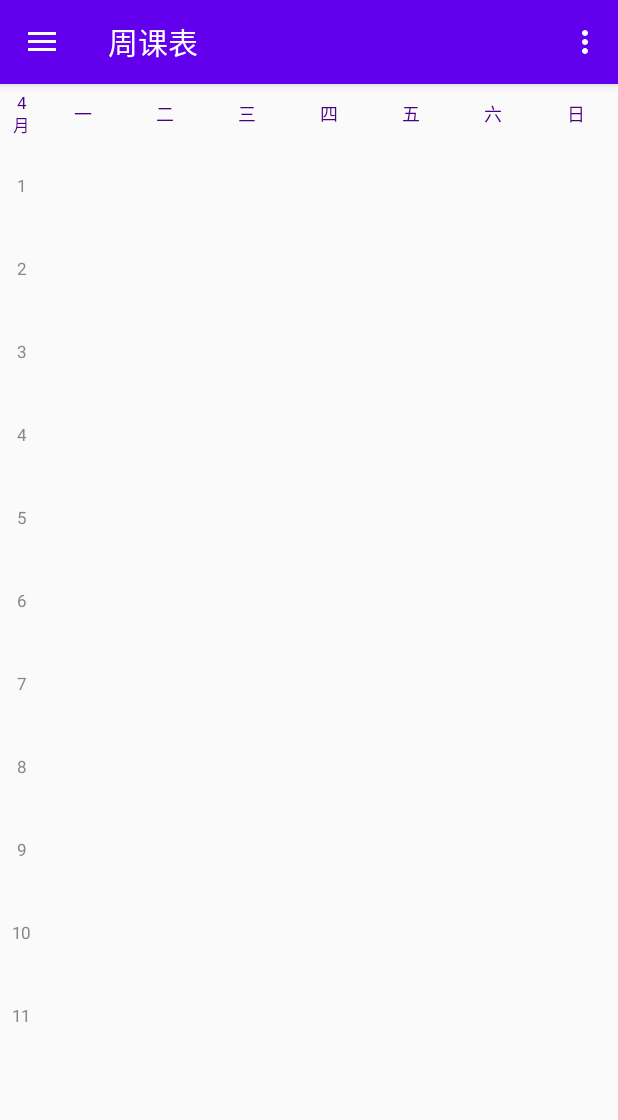
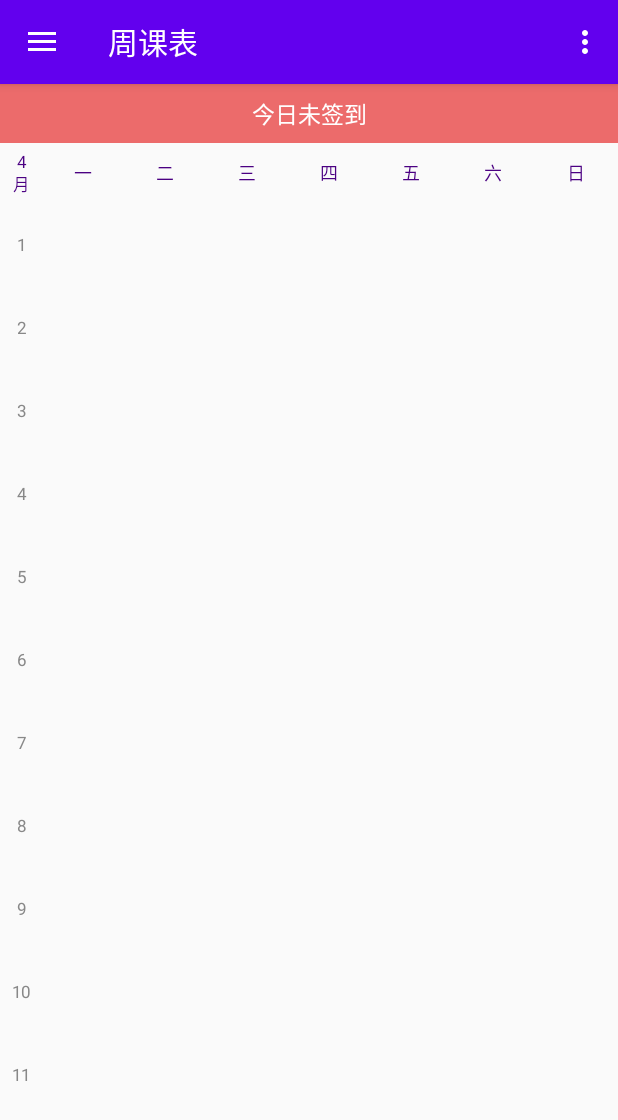
Before and after one commit to aaronlinv/JuiceTimetable, an Android app: the screen it shows after launch (MainActivity), on a phone screen of 412 x 824 dp. Shown: the top 1120 px of the screen. Run offline under Robolectric (Android 15) with nearby library versions, the phone set to English and light mode, and no system bars; our stand-ins replace Room's generated code, data binding, navigation-ui; pictures from the network do not load; 2 statements that could not run were skipped.

Commit message:
增加 签到提示界面、签到时间判断逻辑

```diff
--- a/app/src/main/java/com/juice/timetable/utils/Utils.java
+++ b/app/src/main/java/com/juice/timetable/utils/Utils.java
@@ -2,6 +2,8 @@ package com.juice.timetable.utils;
 
 import android.content.Context;
 
+import java.text.SimpleDateFormat;
+import java.util.Date;
 import java.util.UUID;
 
 /**
@@ -42,4 +44,28 @@ public class Utils {
         int[] colorArr = {0xFFEB9D6C, 0xFFF4B997, 0xFFD0DDE3, 0xFFB4DDCF, 0xFFEDB6D5, 0xFFE9D2E2, 0xFFFCE2C1, 0xFFE35B45, 0xFFFD8256, 0xFFF9C272, 0xFF8BD5C8, 0xFFACC864, 0xFFAED5D4, 0xFFF9CE89, 0xFFFFB296, 0xFFFD485B, 0xFF75CAE9, 0xFFA7DDE9, 0xFFF7DB70, 0xFFEF727A, 0xFFFFA3A8, 0xFFFFA791, 0xFF7186A3, 0xFF7CCDEA, 0xFFCBE7F5, 0xFFBEF4E6, 0xFF65EEDE, 0xFF91C7ED, 0xFFF9D1AD, 0xFFDCE1E4, 0xFFF9C0B9, 0xFFFDE9AC, 0xFFAFE9DB};
         return colorArr[num % (colorArr.length - 1)];
     }
+
+    /**
+     * 判断当前是否为签到时间（注意！时间左右都不包括）
+     *
+     * @return
+     */
+    public static boolean isCheckInTime() {
+        SimpleDateFormat df = new SimpleDateFormat("HH:mm");
+        Date now = null;
+        Date beginTime = null;
+        Date endTime = null;
+        try {
+            now = df.parse(df.format(new Date()));
+            // 注意！时间左右都不包括 实际是21:40~22:40
+            beginTime = df.parse("21:39");
+            endTime = df.parse("22:41");
+//            LogUtils.getInstance().d(new Date()+"  "+beginTime+"  "+endTime);
+        } catch (Exception e) {
+            e.printStackTrace();
+        }
+        return now.after(beginTime) && now.before(endTime);
+    }
+
+
 }
--- a/app/src/main/res/layout/fragment_course.xml
+++ b/app/src/main/res/layout/fragment_course.xml
@@ -17,6 +17,19 @@
             android:orientation="vertical"
             tools:context=".ui.course.CourseFragment">
 
+            <TextView
+                android:id="@+id/tv_check_in"
+                android:layout_width="match_parent"
+                android:layout_height="wrap_content"
+                android:paddingTop="8dp"
+                android:paddingBottom="8dp"
+                android:gravity="center"
+                android:text="今日未签到"
+                android:textColor="@android:color/white"
+                android:background="#ec6b6b"
+                android:textSize="15sp"
+
+                />
 
             <LinearLayout
                 android:id="@+id/ll_week"
```
Also changed, not shown: app/src/main/java/com/juice/timetable/ui/course/CourseFragment.java (+8 -1 lines), 1 other file.
